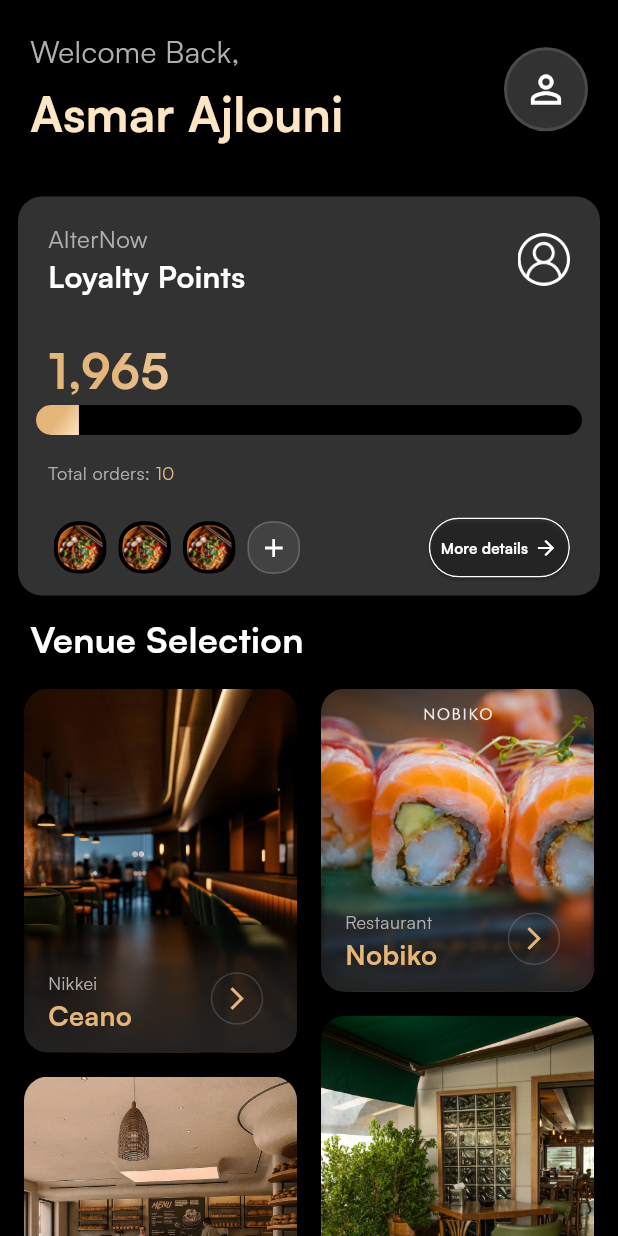
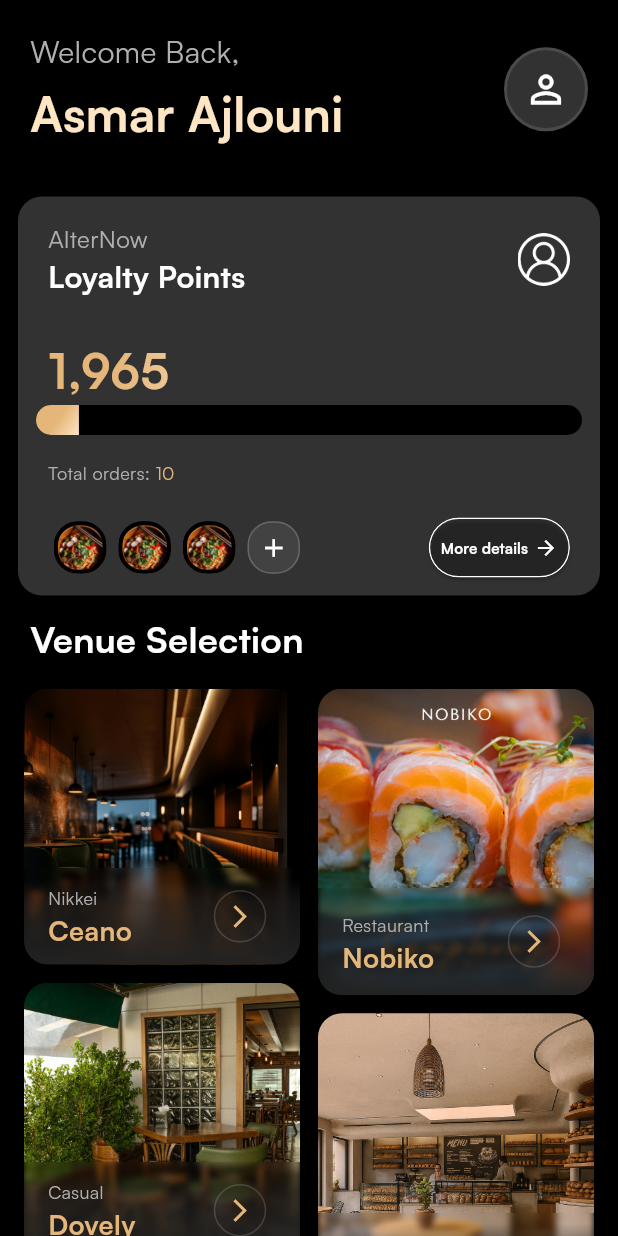
Before and after one commit to Garfend/technical_assesment, a Flutter app: the screen it shows after launch, on a phone screen of 412 x 824 dp. Run offline on Flutter 3.47's test engine with Material 3 defaults, Android fonts, the phone set to English and light mode, and no system bars; our stand-ins replace device_preview, equatable, go_router.

Commit message:
modify in tthe ratio number to make it more square like and reversed the sequence index to match figma design, also decreased padding

```diff
--- a/lib/features/home/ui/pages/home_page.dart
+++ b/lib/features/home/ui/pages/home_page.dart
@@ -76,14 +76,17 @@ class HomePage extends StatelessWidget {
             SliverPadding(
               padding: const EdgeInsets.symmetric(horizontal: AppSpacing.md),
               sliver: SliverMasonryGrid(
-                mainAxisSpacing: AppSpacing.md,
-                crossAxisSpacing: AppSpacing.md,
+                mainAxisSpacing: AppSpacing.sm,
+                crossAxisSpacing: AppSpacing.sm,
                 gridDelegate: const SliverSimpleGridDelegateWithFixedCrossAxisCount(
                   crossAxisCount: 2,
                 ),
                 delegate: SliverChildBuilderDelegate(
                       (context, index) {
-                    final double currentAspectRatio = index.isEven ? 0.75 : 0.9;
+                        // this is not even the left side is a bit shorter than right side
+                        // to even them out remove the "!" from "!index.isEven"
+                        // it is like that to match figma design
+                    final double currentAspectRatio = !index.isEven ? 0.90 : 1.0;
                     return AspectRatio(
                       aspectRatio: currentAspectRatio,
                       child: VenueCard(
```
